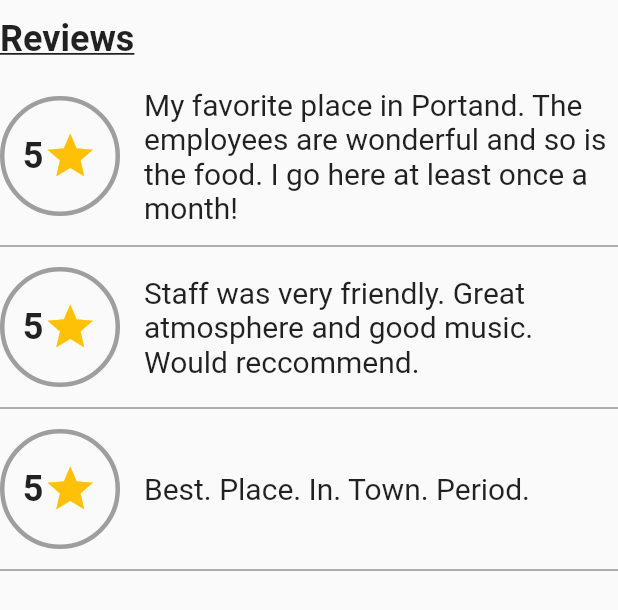
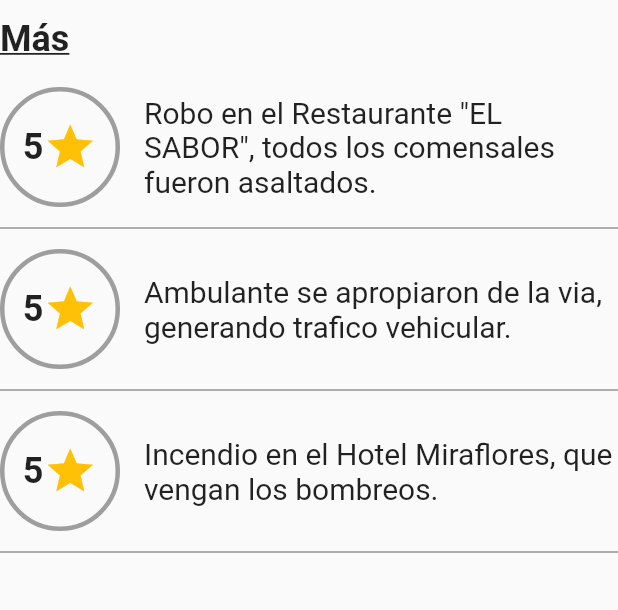
Before and after one commit to JuniorNeyraGonzales/SeguridadCiudadanaApp, a Flutter app: the _Reviews widget shown alone on an empty page, opened directly, on a phone screen of 412 x 824 dp. Shown: the top 610 px of the screen. Run offline on Flutter 3.47's test engine with Material 2 defaults, Android fonts, the phone set to English and light mode, and no system bars; our stand-ins replace curved_navigation_bar, firebase_auth, google_maps_flutter, simple_animations, webview_flutter; missing offline and left inert: dart:ffi; accounts and stored records are empty.

Commit message:
Se modfico las opciones en el Mapa, y registros de incidencias

```diff
--- a/lib/ComponentesMapa/place_details.dart
+++ b/lib/ComponentesMapa/place_details.dart
@@ -322,7 +322,7 @@ class _Reviews extends StatelessWidget {
           child: Align(
             alignment: Alignment.topLeft,
             child: Text(
-              'Reviews',
+              'Más',
               style: TextStyle(
                 fontSize: 24.0,
                 fontWeight: FontWeight.bold,
--- a/lib/ComponentesMapa/stub_data.dart
+++ b/lib/ComponentesMapa/stub_data.dart
@@ -6,144 +6,144 @@ class StubData {
   static const List<Place> places = [
     Place(
       id: '1',
-      latLng: LatLng(45.524676, -122.681922),
+      latLng: LatLng(-7.714092, -79.108793),
       name: 'Choque',
       description:
-          'Choque del bus california con taxi. dos heridos',
+          'Choque del bus entrafesa con taxi. dos heridos',
       category: PlaceCategory.favorite,
       starRating: 5,
     ),
     Place(
       id: '2',
-      latLng: LatLng(45.516887, -122.675417),
+      latLng: LatLng(-7.714008, -79.107739),
       name: 'Incendio',
       description:
           'Incendio de vivienda, un muerto',
-      category: PlaceCategory.favorite,
+      category: PlaceCategory.wantToGo,
       starRating: 5,
     ),
     Place(
       id: '3',
-      latLng: LatLng(45.528952, -122.698344),
+      latLng: LatLng(-7.714462, -79.106973),
       name: 'Robo',
       description:
           'Robo al agente BCP',
-      category: PlaceCategory.favorite,
+      category: PlaceCategory.wantToGo,
       starRating: 5,
     ),
     Place(
       id: '4',
-      latLng: LatLng(45.525253, -122.684423),
-      name: 'TILT',
+      latLng: LatLng(-7.713585, -79.107946),
+      name: 'Comtaminacion Ambiental',
       description:
-          'This stylish American eatery offers unfussy breakfast fare, cocktails & burgers in industrial-themed digs.',
-      category: PlaceCategory.favorite,
+          'Monton de basura frente al colegio. Porfavor que pase el camion de bausra',
+      category: PlaceCategory.wantToGo,
       starRating: 4,
     ),
     Place(
       id: '5',
-      latLng: LatLng(45.513485, -122.657982),
-      name: 'White Owl Social Club',
+      latLng: LatLng(-7.713569, -79.107374),
+      name: 'Violencia Familiar',
       description:
-          'Chill haunt with local beers, burgers & vegan eats, plus live music & an airy patio with a fire pit.',
-      category: PlaceCategory.favorite,
+          'Mi esposo esta borracho y violento, ayuda porfavor',
+      category: PlaceCategory.wantToGo,
       starRating: 4,
     ),
     Place(
       id: '6',
-      latLng: LatLng(45.487137, -122.799940),
-      name: 'Buffalo Wild Wings',
+      latLng: LatLng(-7.713844, -79.109118),
+      name: 'Incendio',
       description:
-          'Lively sports-bar chain dishing up wings & other American pub grub amid lots of large-screen TVs.',
+          'Incendio en el Hotel Miraflores, que vengan los bombreos.',
       category: PlaceCategory.visited,
       starRating: 5,
     ),
     Place(
       id: '7',
-      latLng: LatLng(45.416986, -122.743171),
-      name: 'Chevys',
+      latLng: LatLng(-7.713671, -79.109880),
+      name: 'Robo',
       description:
-          'Lively, informal Mexican chain with a colorful, family-friendly setting plus tequilas & margaritas.',
+          'Asaltaron a mi hijo, le quitaron su laptop y celular.',
       category: PlaceCategory.visited,
       starRating: 4,
     ),
     Place(
       id: '8',
-      latLng: LatLng(45.430489, -122.831802),
-      name: 'Cinetopia',
+      latLng: LatLng(-7.713158, -79.108698),
+      name: 'Robo',
       description:
-          'Moviegoers can take food from the on-site eatery to their seats, with table service in 21+ theaters.',
+          'Asalto al Banco de la Nacion, el de seguridad esta herido de bala',
       category: PlaceCategory.visited,
       starRating: 4,
     ),
     Place(
       id: '9',
-      latLng: LatLng(45.383030, -122.758372),
-      name: 'Thai Cuisine',
+      latLng: LatLng(-7.713088, -79.107739),
+      name: 'Comercio Informal',
       description:
-          'Informal restaurant offering Thai standards in a modest setting, plus takeout & delivery.',
+          'Ambulante se apropiaron de la via, generando trafico vehicular.',
       category: PlaceCategory.visited,
       starRating: 4,
     ),
     Place(
       id: '10',
-      latLng: LatLng(45.493321, -122.669330),
-      name: 'The Old Spaghetti Factory',
+      latLng: LatLng(-7.715059, -79.107630),
+      name: 'Robo',
       description:
-          'Family-friendly chain eatery featuring traditional Italian entrees amid turn-of-the-century decor.',
+          'Ingresaron a mi casa a robar.',
       category: PlaceCategory.visited,
       starRating: 4,
     ),
     Place(
       id: '11',
-      latLng: LatLng(45.548606, -122.675286),
-      name: 'Mississippi Pizza',
+      latLng: LatLng(-7.713531, -79.106944),
+      name: 'Incendio',
       description:
-          'Music, trivia & other all-ages events featured at pizzeria with lounge & vegan & gluten-free pies.',
+          'Incendio de vehiculo en toda la avenida',
       category: PlaceCategory.wantToGo,
       starRating: 4,
     ),
     Place(
       id: '12',
-      latLng: LatLng(45.420226, -122.740347),
-      name: 'Oswego Grill',
+      latLng: LatLng(-7.713779, -79.107184),
+      name: 'Robo',
       description:
-          'Wood-grilled steakhouse favorites served in a casual, romantic restaurant with a popular happy hour.',
+          'Robo en el Restaurante "EL SABOR", todos los comensales fueron asaltados.',
       category: PlaceCategory.wantToGo,
       starRating: 4,
     ),
     Place(
       id: '13',
-      latLng: LatLng(45.541202, -122.676432),
-      name: 'The Widmer Brothers Brewery',
+      latLng: LatLng(-7.714492, -79.108246),
+      name: 'Violencia Familiar',
       description:
-          'Popular, enduring gastropub serving craft beers, sandwiches & eclectic entrees in a laid-back space.',
+          'Mi vencino le esta golpeando a su mujer.',
       category: PlaceCategory.wantToGo,
       starRating: 4,
     ),
     Place(
       id: '14',
-      latLng: LatLng(45.559783, -122.924103),
-      name: 'TopGolf',
+      latLng: LatLng(-7.714589, -79.108796),
+      name: 'Trafico',
       description:
-          'Sprawling entertainment venue with a high-tech driving range & swanky lounge with drinks & games.',
+          'Trafico altura del colegio Jesús El Nazareno, esta pasando el señor de los milagros.',
       category: PlaceCategory.wantToGo,
       starRating: 5,
     ),
     Place(
       id: '15',
-      latLng: LatLng(45.485612, -122.784733),
-      name: 'Uwajimaya Beaverton',
+      latLng: LatLng(-7.713909, -79.107173),
+      name: 'Robo',
       description:
-          'Huge Asian grocery outpost stocking meats, produce & prepared foods plus gifts & home goods.',
+          'Robo al agente BCP.',
       category: PlaceCategory.wantToGo,
       starRating: 5,
     ),
   ];
 
   static const List<String> reviewStrings = [
-    'My favorite place in Portand. The employees are wonderful and so is the food. I go here at least once a month!',
-    'Staff was very friendly. Great atmosphere and good music. Would reccommend.',
-    'Best. Place. In. Town. Period.'
+    'Robo en el Restaurante "EL SABOR", todos los comensales fueron asaltados.',
+    'Ambulante se apropiaron de la via, generando trafico vehicular.',
+    'Incendio en el Hotel Miraflores, que vengan los bombreos.'
   ];
 }
--- a/lib/pages/opciones_menu/paginaMapa.dart
+++ b/lib/pages/opciones_menu/paginaMapa.dart
@@ -74,7 +74,7 @@ class _PlaceTrackerHomePage extends StatelessWidget {
         index:
             AppState.of(context).viewType == PlaceTrackerViewType.map ? 0 : 1,
         children: <Widget>[
-          PlaceMap(center: const LatLng(8.127408, -79.043316)),
+          PlaceMap(center: const LatLng(-8.109390, -79.027792)),
           PlaceList(),
         ],
       ),
```
